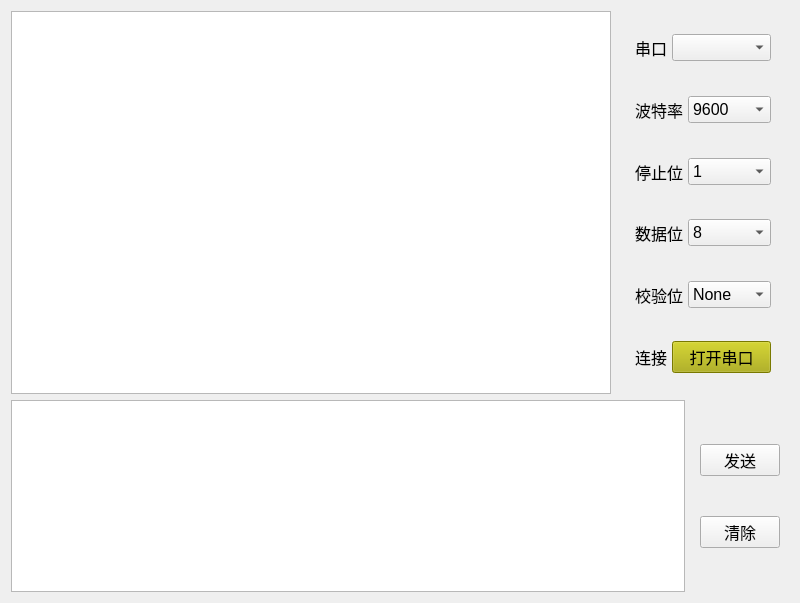
This is MySerialPort/mywidget.ui in tsungcode/Qt-repo as Qt 5 draws it before an edit. The edited form follows.
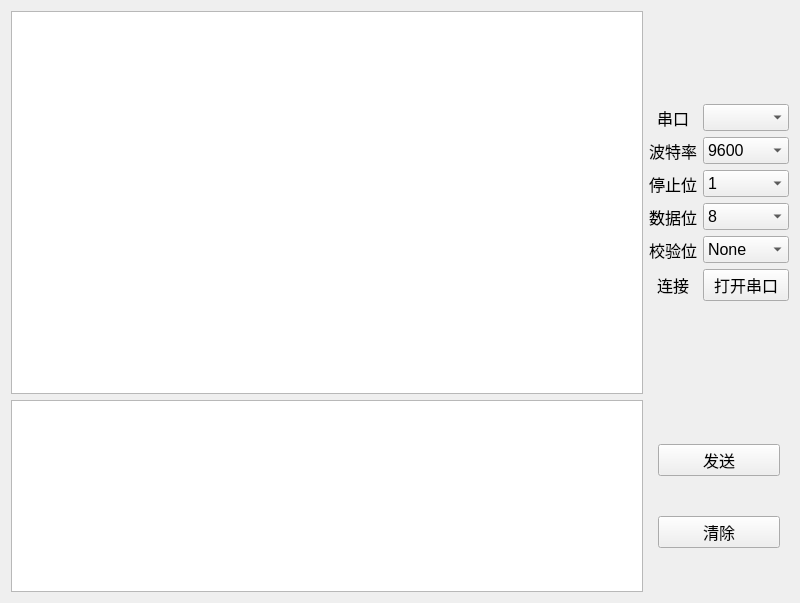
This is the edited form.

```diff
--- a/MySerialPort/mywidget.ui
+++ b/MySerialPort/mywidget.ui
@@ -21,22 +21,27 @@
   <property name="styleSheet">
    <string notr="true"/>
   </property>
-  <layout class="QVBoxLayout" name="verticalLayout_3">
-   <item>
-    <layout class="QHBoxLayout" name="horizontalLayout_8">
-     <item>
-      <widget class="QTextEdit" name="textEdit"/>
-     </item>
-     <item>
-      <widget class="QWidget" name="widget_2" native="true">
-       <layout class="QVBoxLayout" name="verticalLayout">
-        <item>
-         <widget class="QWidget" name="widget" native="true">
-          <layout class="QHBoxLayout" name="horizontalLayout">
-           <property name="spacing">
-            <number>5</number>
-           </property>
-           <item>
+  <layout class="QGridLayout" name="gridLayout">
+   <item row="0" column="0">
+    <widget class="QTextEdit" name="Rec_textEdit">
+     <property name="styleSheet">
+      <string notr="true">QTextEdit{&quot;border:2px solid green;
+                   border-radius:25px“}</string>
+     </property>
+     <property name="readOnly">
+      <bool>true</bool>
+     </property>
+    </widget>
+   </item>
+   <item row="0" column="1">
+    <layout class="QFormLayout" name="formLayout">
+     <property name="labelAlignment">
+      <set>Qt::AlignCenter</set>
+     </property>
+     <property name="formAlignment">
+      <set>Qt::AlignCenter</set>
+     </property>
+     <item row="0" column="0">
             <widget class="QLabel" name="label">
              <property name="sizePolicy">
               <sizepolicy hsizetype="Fixed" vsizetype="Preferred">
@@ -49,19 +54,10 @@
              </property>
             </widget>
            </item>
-           <item>
+     <item row="0" column="1">
             <widget class="QComboBox" name="m_cobSeriport"/>
            </item>
-          </layout>
-         </widget>
-        </item>
-        <item>
-         <widget class="QWidget" name="widget_3" native="true">
-          <layout class="QHBoxLayout" name="horizontalLayout_2">
-           <property name="spacing">
-            <number>5</number>
-           </property>
-           <item>
+     <item row="1" column="0">
             <widget class="QLabel" name="label_2">
              <property name="sizePolicy">
               <sizepolicy hsizetype="Fixed" vsizetype="Preferred">
@@ -74,7 +70,7 @@
              </property>
             </widget>
            </item>
-           <item>
+     <item row="1" column="1">
             <widget class="QComboBox" name="m_cobBaud">
              <item>
               <property name="text">
@@ -88,16 +84,7 @@
              </item>
             </widget>
            </item>
-          </layout>
-         </widget>
-        </item>
-        <item>
-         <widget class="QWidget" name="widget_4" native="true">
-          <layout class="QHBoxLayout" name="horizontalLayout_3">
-           <property name="spacing">
-            <number>5</number>
-           </property>
-           <item>
+     <item row="2" column="0">
             <widget class="QLabel" name="label_3">
              <property name="sizePolicy">
               <sizepolicy hsizetype="Fixed" vsizetype="Preferred">
@@ -110,7 +97,7 @@
              </property>
             </widget>
            </item>
-           <item>
+     <item row="2" column="1">
             <widget class="QComboBox" name="m_cobStop">
              <item>
               <property name="text">
@@ -129,16 +116,7 @@
              </item>
             </widget>
            </item>
-          </layout>
-         </widget>
-        </item>
-        <item>
-         <widget class="QWidget" name="widget_5" native="true">
-          <layout class="QHBoxLayout" name="horizontalLayout_4">
-           <property name="spacing">
-            <number>5</number>
-           </property>
-           <item>
+     <item row="3" column="0">
             <widget class="QLabel" name="label_4">
              <property name="sizePolicy">
               <sizepolicy hsizetype="Fixed" vsizetype="Preferred">
@@ -151,7 +129,7 @@
              </property>
             </widget>
            </item>
-           <item>
+     <item row="3" column="1">
             <widget class="QComboBox" name="m_cobData">
              <item>
               <property name="text">
@@ -175,16 +153,7 @@
              </item>
             </widget>
            </item>
-          </layout>
-         </widget>
-        </item>
-        <item>
-         <widget class="QWidget" name="widget_7" native="true">
-          <layout class="QHBoxLayout" name="horizontalLayout_5">
-           <property name="spacing">
-            <number>5</number>
-           </property>
-           <item>
+     <item row="4" column="0">
             <widget class="QLabel" name="label_5">
              <property name="sizePolicy">
               <sizepolicy hsizetype="Fixed" vsizetype="Preferred">
@@ -197,7 +166,7 @@
              </property>
             </widget>
            </item>
-           <item>
+     <item row="4" column="1">
             <widget class="QComboBox" name="m_cobParity">
              <item>
               <property name="text">
@@ -226,16 +195,7 @@
              </item>
             </widget>
            </item>
-          </layout>
-         </widget>
-        </item>
-        <item>
-         <widget class="QWidget" name="widget_9" native="true">
-          <layout class="QHBoxLayout" name="horizontalLayout_6">
-           <property name="spacing">
-            <number>5</number>
-           </property>
-           <item>
+     <item row="5" column="0">
             <widget class="QLabel" name="label_6">
              <property name="sizePolicy">
               <sizepolicy hsizetype="Fixed" vsizetype="Preferred">
@@ -248,10 +208,16 @@
              </property>
             </widget>
            </item>
-           <item>
+     <item row="5" column="1">
             <widget class="QPushButton" name="m_btnOpenSerialport">
+       <property name="font">
+        <font>
+         <pointsize>12</pointsize>
+        </font>
+       </property>
              <property name="styleSheet">
-              <string notr="true">background-color: rgb(170, 170, 0);</string>
+        <string notr="true">QPushButton{‘&quot;background-color: rgb(127, 255, 48)&quot;}
+QPushButton:checked{&quot;background-color: rgb(55, 167, 255)&quot;}</string>
              </property>
              <property name="text">
               <string>打开串口</string>
@@ -262,17 +228,9 @@
             </widget>
            </item>
           </layout>
-         </widget>
-        </item>
-       </layout>
-      </widget>
-     </item>
-    </layout>
-   </item>
-   <item>
-    <layout class="QHBoxLayout" name="horizontalLayout_7">
-     <item>
-      <widget class="QTextEdit" name="textEdit_2">
+   </item>
+   <item row="1" column="0">
+    <widget class="QTextEdit" name="Send_textEdit">
        <property name="sizePolicy">
         <sizepolicy hsizetype="Preferred" vsizetype="Fixed">
          <horstretch>0</horstretch>
@@ -281,10 +239,10 @@
        </property>
       </widget>
      </item>
-     <item>
+   <item row="1" column="1">
       <widget class="QWidget" name="widget_6" native="true">
        <property name="sizePolicy">
-        <sizepolicy hsizetype="Fixed" vsizetype="Preferred">
+      <sizepolicy hsizetype="Preferred" vsizetype="Preferred">
          <horstretch>0</horstretch>
          <verstretch>0</verstretch>
         </sizepolicy>
@@ -293,6 +251,9 @@
         <property name="spacing">
          <number>5</number>
         </property>
+      <property name="sizeConstraint">
+       <enum>QLayout::SetDefaultConstraint</enum>
+      </property>
         <item>
          <widget class="QPushButton" name="m_btnSend">
           <property name="text">
@@ -309,8 +270,6 @@
         </item>
        </layout>
       </widget>
-     </item>
-    </layout>
    </item>
   </layout>
  </widget>
```
Lines whose indentation alone changed are shown as unchanged.
